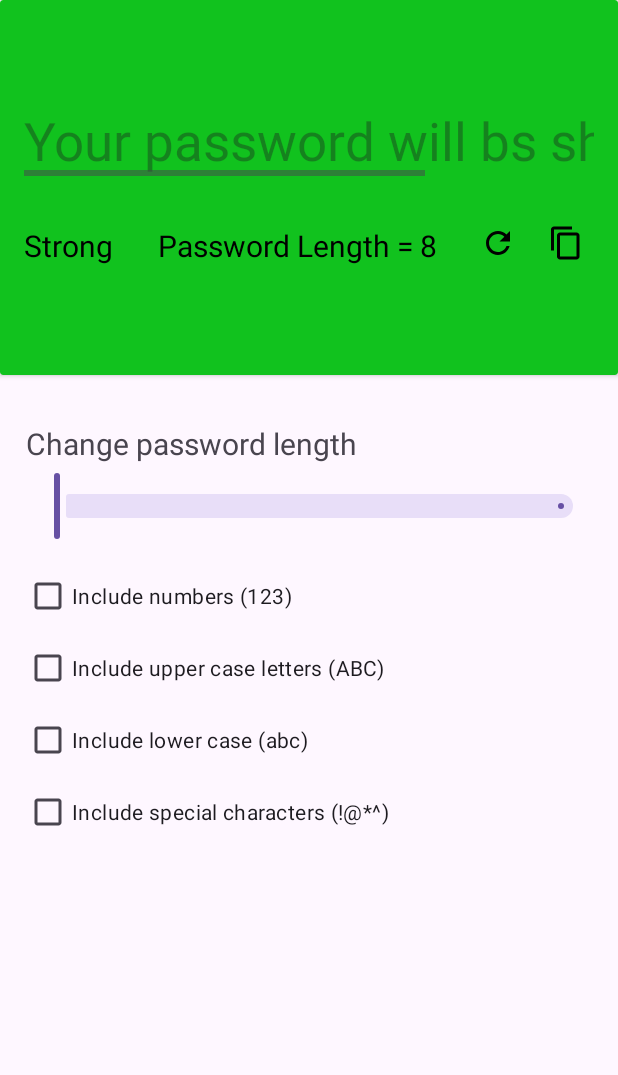
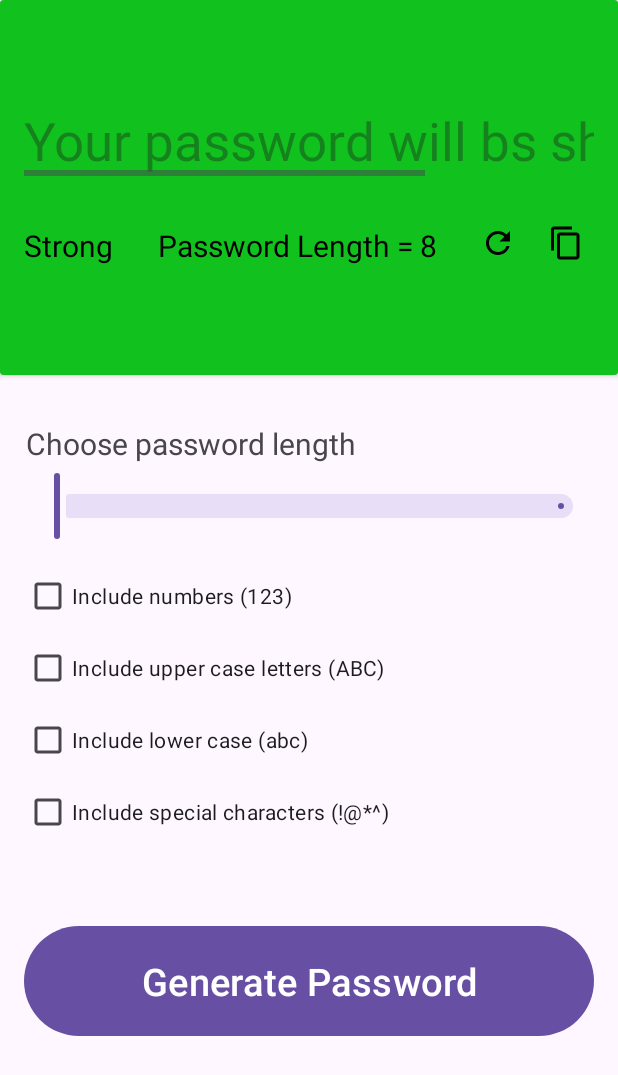
Before and after one commit to CodeXstalker/PasswordGenerator, an Android app: the layout activity_main.xml on its own in the app's theme, with its tools: preview values and no code run, on a phone screen of 412 x 824 dp. Shown: the top 1075 px of the screen. Run offline under Robolectric (Android 15) with nearby library versions, the phone set to English and light mode, and no system bars.

Commit message:
Updated UI

```diff
--- a/app/src/main/res/layout/activity_main.xml
+++ b/app/src/main/res/layout/activity_main.xml
@@ -14,8 +14,9 @@
         app:layout_constraintEnd_toEndOf="parent"
         app:layout_constraintStart_toStartOf="parent"
         app:layout_constraintTop_toTopOf="parent">
+
         <HorizontalScrollView
-            android:layout_width="match_parent"
+            android:layout_width="wrap_content"
             android:layout_height="wrap_content"
             android:layout_marginStart="16dp"
             android:layout_marginTop="70dp"
@@ -68,11 +69,11 @@
             android:id="@+id/lengthIndicator"
             android:layout_width="wrap_content"
             android:layout_height="wrap_content"
+            android:layout_marginStart="105dp"
+            android:layout_marginTop="150dp"
             android:hint="Password Length = 8"
             android:textColorHint="@color/black"
             android:textSize="20sp"
-            android:layout_marginStart="105dp"
-            android:layout_marginTop="150dp"
             tools:layout_editor_absoluteX="134dp"
             tools:layout_editor_absoluteY="433dp" />
 
@@ -84,7 +85,7 @@
         android:layout_width="wrap_content"
         android:layout_height="wrap_content"
         android:layout_marginTop="32dp"
-        android:text="Change password length"
+        android:text="Choose password length"
         android:textSize="20sp"
         app:layout_constraintEnd_toEndOf="parent"
         app:layout_constraintHorizontal_bias="0.092"
@@ -138,4 +139,19 @@
         android:text="Include special characters (!@*^)"
         app:layout_constraintStart_toStartOf="@+id/includeLowerCase"
         app:layout_constraintTop_toBottomOf="@+id/includeLowerCase" />
+
+    <com.google.android.material.button.MaterialButton
+        android:id="@+id/generatePassword"
+        android:layout_width="match_parent"
+        android:layout_height="81dp"
+        android:layout_marginStart="16dp"
+        android:layout_marginTop="48dp"
+        android:layout_marginEnd="16dp"
+        android:text="Generate Password"
+        android:textSize="25sp"
+        app:layout_constraintEnd_toEndOf="parent"
+        app:layout_constraintStart_toStartOf="parent"
+        app:layout_constraintTop_toBottomOf="@+id/includeSpecialCharacters" />
+
+
 </androidx.constraintlayout.widget.ConstraintLayout>
```
Also changed, not shown: app/src/main/java/com/zenspace/passwordgenerator/MainActivity.kt (+58 -10 lines).
